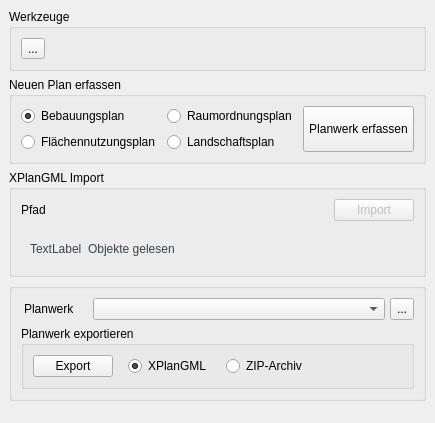
nti-de/SAGisXPlanung, file src/SAGisXPlanung/ui/XPlanung_dialog_base.ui: the form before one commit.
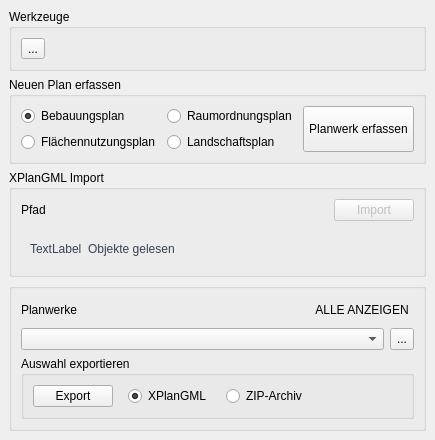
The form after the commit. Custom widgets are drawn as their Qt base class.

Commit message: base dialog for plan overview

Diff of the .ui file:
```diff
--- a/src/SAGisXPlanung/ui/XPlanung_dialog_base.ui
+++ b/src/SAGisXPlanung/ui/XPlanung_dialog_base.ui
@@ -294,26 +294,35 @@
       </property>
       <layout class="QVBoxLayout" name="verticalLayout_6">
        <item>
-        <layout class="QHBoxLayout" name="hl_export1">
-         <property name="spacing">
-          <number>5</number>
-         </property>
+        <layout class="QHBoxLayout" name="horizontalLayout_7">
          <item>
-          <widget class="QLabel" name="label_2">
+          <widget class="QLabel" name="label_3">
+           <property name="text">
+            <string>Planwerke</string>
+           </property>
+          </widget>
+         </item>
+         <item>
+          <widget class="QPushButton" name="button_show_all">
            <property name="sizePolicy">
-            <sizepolicy hsizetype="Maximum" vsizetype="Preferred">
+            <sizepolicy hsizetype="Maximum" vsizetype="Fixed">
              <horstretch>0</horstretch>
              <verstretch>0</verstretch>
             </sizepolicy>
            </property>
            <property name="styleSheet">
-            <string notr="true">margin-right:10px;</string>
+            <string notr="true">QPushButton { border: 0px; border-radius: 3px; padding: 5px; font-weight: 400;}
+QPushButton:hover { background-color: #d1d5db; color: #172554;}</string>
            </property>
            <property name="text">
-            <string>Planwerk</string>
+            <string>ALLE ANZEIGEN</string>
            </property>
           </widget>
          </item>
+        </layout>
+       </item>
+       <item>
+        <layout class="QHBoxLayout" name="horizontalLayout_6">
          <item>
           <widget class="QPlanComboBox" name="cbPlaene">
            <property name="sizePolicy">
@@ -347,8 +356,15 @@
        </item>
        <item>
         <widget class="QGroupBox" name="groupBox_2">
+         <property name="font">
+          <font>
+           <weight>50</weight>
+           <bold>false</bold>
+           <kerning>true</kerning>
+          </font>
+         </property>
          <property name="title">
-          <string>Planwerk exportieren</string>
+          <string>Auswahl exportieren</string>
          </property>
          <layout class="QVBoxLayout" name="verticalLayout_7">
           <item>
```
Left out of the diff: 6 changed lines with no effect on the pictures. The commit also changes 10 other files.
